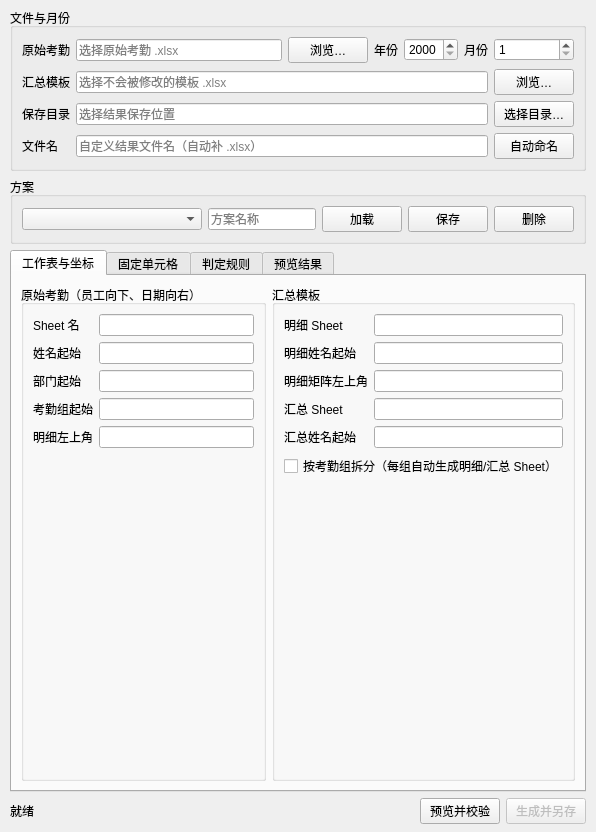
First picture: the form in file_toolbox/gui/forms/attendance_dialog.ui, repository FelixJI/file-toolbox, before the edit.
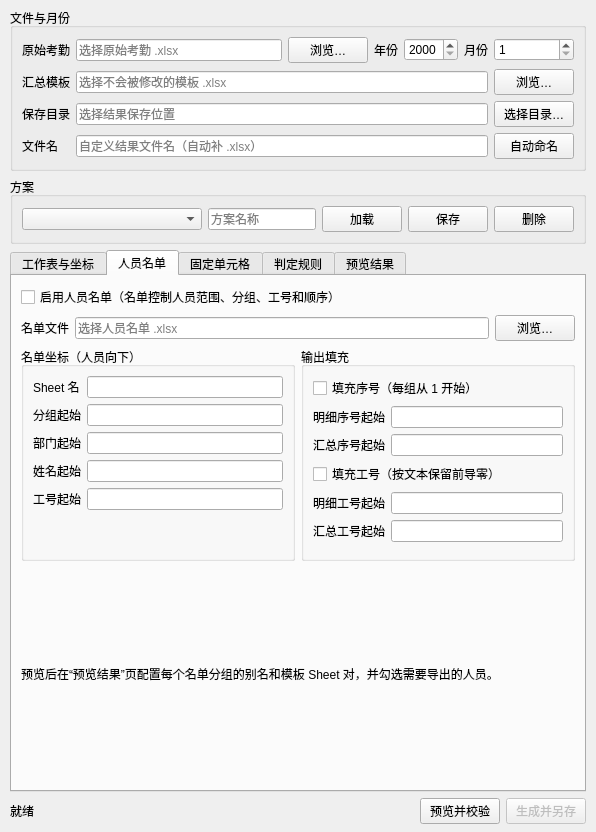
Second picture: the form after the edit. The open tabs and pages were chosen to show the change.

Commit message: feat(attendance): 增加人员名单导入与分组输出 (#26)

```diff
--- a/file_toolbox/gui/forms/attendance_dialog.ui
+++ b/file_toolbox/gui/forms/attendance_dialog.ui
@@ -85,6 +85,58 @@
        </item>
       </layout>
      </widget>
+     <widget class="QWidget" name="tab_roster">
+      <attribute name="title"><string>人员名单</string></attribute>
+      <layout class="QVBoxLayout" name="layout_roster">
+       <item><widget class="QCheckBox" name="chk_roster_enabled"><property name="text"><string>启用人员名单（名单控制人员范围、分组、工号和顺序）</string></property></widget></item>
+       <item>
+        <layout class="QGridLayout" name="grid_roster_file">
+         <item row="0" column="0"><widget class="QLabel" name="label_roster_file"><property name="text"><string>名单文件</string></property></widget></item>
+         <item row="0" column="1"><widget class="QLineEdit" name="edit_roster"><property name="placeholderText"><string>选择人员名单 .xlsx</string></property></widget></item>
+         <item row="0" column="2"><widget class="QPushButton" name="btn_roster"><property name="text"><string>浏览…</string></property></widget></item>
+        </layout>
+       </item>
+       <item>
+        <layout class="QHBoxLayout" name="layout_roster_settings">
+         <item>
+          <widget class="QGroupBox" name="group_roster_layout">
+           <property name="title"><string>名单坐标（人员向下）</string></property>
+           <layout class="QFormLayout" name="form_roster_layout">
+            <item row="0" column="0"><widget class="QLabel" name="label_roster_sheet"><property name="text"><string>Sheet 名</string></property></widget></item>
+            <item row="0" column="1"><widget class="QLineEdit" name="edit_roster_sheet"/></item>
+            <item row="1" column="0"><widget class="QLabel" name="label_roster_group"><property name="text"><string>分组起始</string></property></widget></item>
+            <item row="1" column="1"><widget class="QLineEdit" name="edit_roster_group"/></item>
+            <item row="2" column="0"><widget class="QLabel" name="label_roster_department"><property name="text"><string>部门起始</string></property></widget></item>
+            <item row="2" column="1"><widget class="QLineEdit" name="edit_roster_department"/></item>
+            <item row="3" column="0"><widget class="QLabel" name="label_roster_name"><property name="text"><string>姓名起始</string></property></widget></item>
+            <item row="3" column="1"><widget class="QLineEdit" name="edit_roster_name"/></item>
+            <item row="4" column="0"><widget class="QLabel" name="label_roster_employee_id"><property name="text"><string>工号起始</string></property></widget></item>
+            <item row="4" column="1"><widget class="QLineEdit" name="edit_roster_employee_id"/></item>
+           </layout>
+          </widget>
+         </item>
+         <item>
+          <widget class="QGroupBox" name="group_roster_output">
+           <property name="title"><string>输出填充</string></property>
+           <layout class="QFormLayout" name="form_roster_output">
+            <item row="0" column="0" colspan="2"><widget class="QCheckBox" name="chk_fill_serial"><property name="text"><string>填充序号（每组从 1 开始）</string></property></widget></item>
+            <item row="1" column="0"><widget class="QLabel" name="label_detail_serial"><property name="text"><string>明细序号起始</string></property></widget></item>
+            <item row="1" column="1"><widget class="QLineEdit" name="edit_detail_serial"/></item>
+            <item row="2" column="0"><widget class="QLabel" name="label_summary_serial"><property name="text"><string>汇总序号起始</string></property></widget></item>
+            <item row="2" column="1"><widget class="QLineEdit" name="edit_summary_serial"/></item>
+            <item row="3" column="0" colspan="2"><widget class="QCheckBox" name="chk_fill_employee_id"><property name="text"><string>填充工号（按文本保留前导零）</string></property></widget></item>
+            <item row="4" column="0"><widget class="QLabel" name="label_detail_employee_id"><property name="text"><string>明细工号起始</string></property></widget></item>
+            <item row="4" column="1"><widget class="QLineEdit" name="edit_detail_employee_id"/></item>
+            <item row="5" column="0"><widget class="QLabel" name="label_summary_employee_id"><property name="text"><string>汇总工号起始</string></property></widget></item>
+            <item row="5" column="1"><widget class="QLineEdit" name="edit_summary_employee_id"/></item>
+           </layout>
+          </widget>
+         </item>
+        </layout>
+       </item>
+       <item><widget class="QLabel" name="label_roster_help"><property name="text"><string>预览后在“预览结果”页配置每个名单分组的别名和模板 Sheet 对，并勾选需要导出的人员。</string></property><property name="wordWrap"><bool>true</bool></property></widget></item>
+      </layout>
+     </widget>
      <widget class="QWidget" name="tab_mappings">
       <attribute name="title"><string>固定单元格</string></attribute>
       <layout class="QVBoxLayout" name="layout_mappings">
```
Left out of the diff: 10 changed lines with no effect on the pictures. The commit also changes 14 other files.
